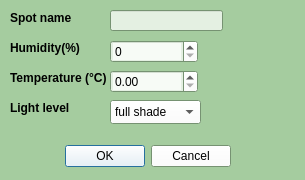
Above: project/ui/add_spot.ui from denzelxav/Plantfolio before the change. Below: the same form after it.
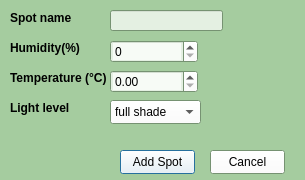
That is the form after the change. Icons and pictures are not drawn.

The edit to the form file:
```diff
--- a/project/ui/add_spot.ui
+++ b/project/ui/add_spot.ui
@@ -224,22 +224,6 @@
   <property name="windowTitle">
    <string>Add Spot</string>
   </property>
-  <widget class="QDialogButtonBox" name="confirm_spot">
-   <property name="geometry">
-    <rect>
-     <x>-30</x>
-     <y>140</y>
-     <width>261</width>
-     <height>32</height>
-    </rect>
-   </property>
-   <property name="orientation">
-    <enum>Qt::Orientation::Horizontal</enum>
-   </property>
-   <property name="standardButtons">
-    <set>QDialogButtonBox::StandardButton::Cancel|QDialogButtonBox::StandardButton::Ok</set>
-   </property>
-  </widget>
   <widget class="QLineEdit" name="Spot_Name_input">
    <property name="geometry">
     <rect>
@@ -383,6 +367,32 @@
     <bool>true</bool>
    </property>
   </widget>
+  <widget class="QPushButton" name="add_spot_button">
+   <property name="geometry">
+    <rect>
+     <x>120</x>
+     <y>150</y>
+     <width>75</width>
+     <height>24</height>
+    </rect>
+   </property>
+   <property name="text">
+    <string>Add Spot</string>
+   </property>
+  </widget>
+  <widget class="QPushButton" name="cancel_button">
+   <property name="geometry">
+    <rect>
+     <x>210</x>
+     <y>150</y>
+     <width>75</width>
+     <height>24</height>
+    </rect>
+   </property>
+   <property name="text">
+    <string>Cancel</string>
+   </property>
+  </widget>
  </widget>
  <resources/>
  <connections>
```
Left out of the diff: 35 changed lines with no effect on the pictures.
